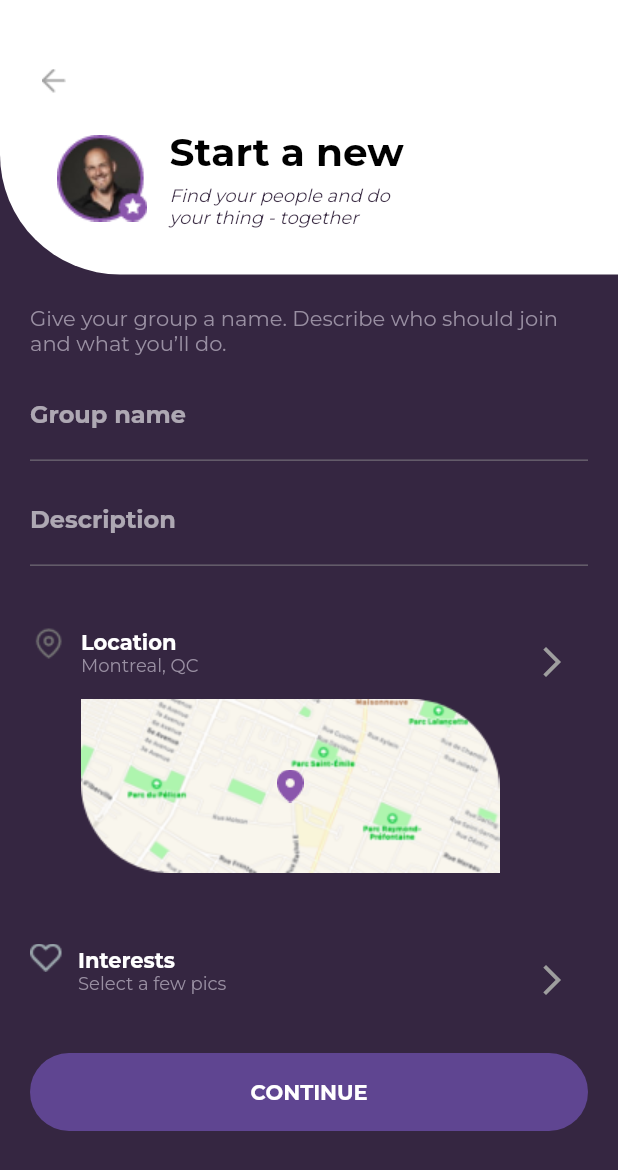
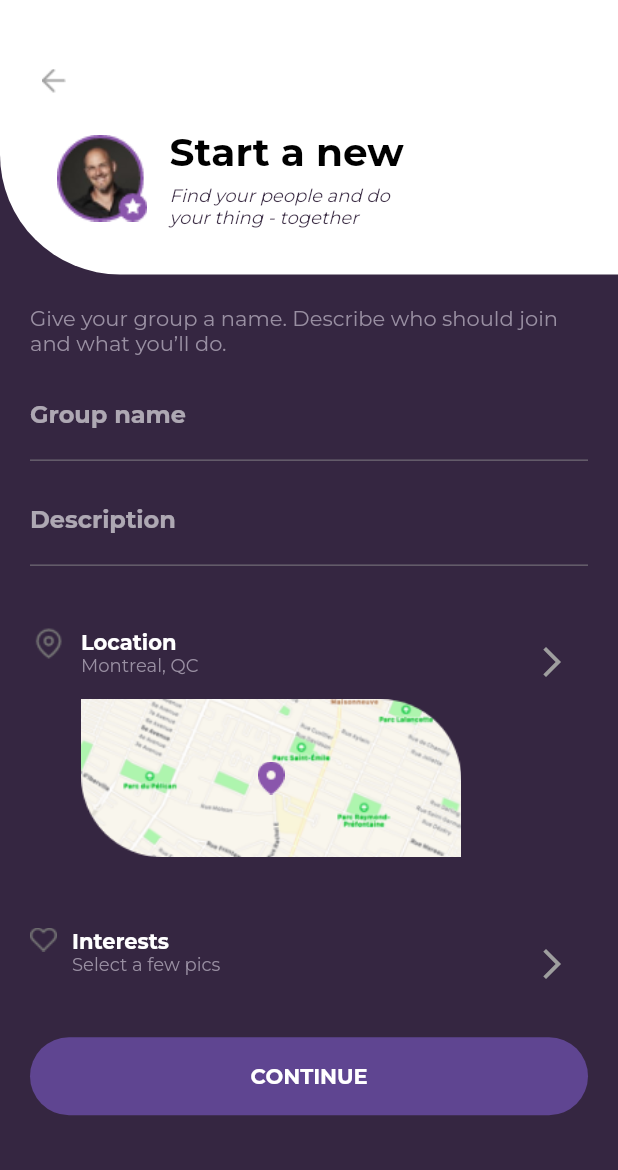
Before and after one commit to resulcay/social_meet_up, a Flutter app: the screen it shows after launch, on a phone screen of 412 x 824 dp. Shown: the top 1170 px of the screen. Run offline on Flutter 3.47's test engine with Material 2 defaults, Android fonts, the light colour scheme and no system bars; our stand-ins replace badges.

Commit message:
chores on widgets

```diff
--- a/lib/screens/new_group_screen/new_group_screen.dart
+++ b/lib/screens/new_group_screen/new_group_screen.dart
@@ -158,7 +158,10 @@ class NewGroupScreen extends StatelessWidget {
                               child: Stack(
                                 alignment: Alignment.center,
                                 children: [
-                                  Image.asset("assets/images/map.png"),
+                                  Image.asset(
+                                    "assets/images/map.png",
+                                    scale: 1.1,
+                                  ),
                                   Image.asset("assets/images/map-pin.png"),
                                 ],
                               ),
@@ -183,12 +186,9 @@ class NewGroupScreen extends StatelessWidget {
                     crossAxisAlignment: CrossAxisAlignment.start,
                     mainAxisSize: MainAxisSize.max,
                     children: [
-                      Image.asset("assets/images/heart.png"),
+                      Image.asset("assets/images/heart-2.png"),
                       Padding(
-                        padding: const EdgeInsets.symmetric(
-                          horizontal: 10,
-                          vertical: 2,
-                        ),
+                        padding: const EdgeInsets.symmetric(horizontal: 10),
                         child: Column(
                           mainAxisAlignment: MainAxisAlignment.start,
                           crossAxisAlignment: CrossAxisAlignment.start,
```
Also changed, not shown: assets/images/heart-2.png (added).
